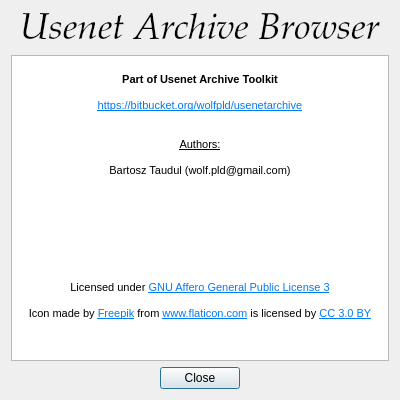
Qt form browser/about.ui (wolfpld/usenetarchive) before a commit.
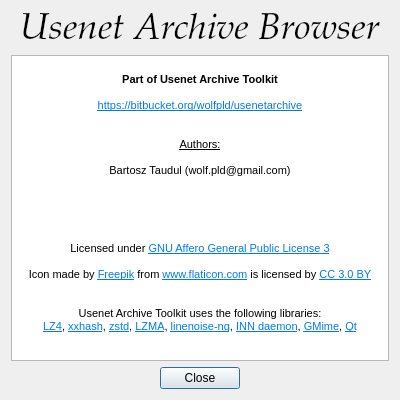
The same form after that commit.

Commit message: Add information about used libraries.

The edit to the form file:
```diff
--- a/browser/about.ui
+++ b/browser/about.ui
@@ -65,12 +65,13 @@
 &lt;p align=&quot;center&quot; style=&quot;-qt-paragraph-type:empty; margin-top:0px; margin-bottom:0px; margin-left:0px; margin-right:0px; -qt-block-indent:0; text-indent:0px;&quot;&gt;&lt;br /&gt;&lt;/p&gt;
 &lt;p align=&quot;center&quot; style=&quot;-qt-paragraph-type:empty; margin-top:0px; margin-bottom:0px; margin-left:0px; margin-right:0px; -qt-block-indent:0; text-indent:0px;&quot;&gt;&lt;br /&gt;&lt;/p&gt;
 &lt;p align=&quot;center&quot; style=&quot;-qt-paragraph-type:empty; margin-top:0px; margin-bottom:0px; margin-left:0px; margin-right:0px; -qt-block-indent:0; text-indent:0px;&quot;&gt;&lt;br /&gt;&lt;/p&gt;
-&lt;p align=&quot;center&quot; style=&quot;-qt-paragraph-type:empty; margin-top:0px; margin-bottom:0px; margin-left:0px; margin-right:0px; -qt-block-indent:0; text-indent:0px;&quot;&gt;&lt;br /&gt;&lt;/p&gt;
-&lt;p align=&quot;center&quot; style=&quot;-qt-paragraph-type:empty; margin-top:0px; margin-bottom:0px; margin-left:0px; margin-right:0px; -qt-block-indent:0; text-indent:0px;&quot;&gt;&lt;br /&gt;&lt;/p&gt;
-&lt;p align=&quot;center&quot; style=&quot;-qt-paragraph-type:empty; margin-top:0px; margin-bottom:0px; margin-left:0px; margin-right:0px; -qt-block-indent:0; text-indent:0px;&quot;&gt;&lt;br /&gt;&lt;/p&gt;
 &lt;p align=&quot;center&quot; style=&quot; margin-top:0px; margin-bottom:0px; margin-left:0px; margin-right:0px; -qt-block-indent:0; text-indent:0px;&quot;&gt;Licensed under &lt;a href=&quot;https://www.gnu.org/licenses/agpl-3.0.html&quot;&gt;&lt;span style=&quot; font-size:8pt; text-decoration: underline; color:#007af4;&quot;&gt;GNU Affero General Public License 3&lt;/span&gt;&lt;/a&gt;&lt;/p&gt;
 &lt;p align=&quot;center&quot; style=&quot;-qt-paragraph-type:empty; margin-top:0px; margin-bottom:0px; margin-left:0px; margin-right:0px; -qt-block-indent:0; text-indent:0px;&quot;&gt;&lt;br /&gt;&lt;/p&gt;
-&lt;p align=&quot;center&quot; style=&quot; margin-top:0px; margin-bottom:0px; margin-left:0px; margin-right:0px; -qt-block-indent:0; text-indent:0px;&quot;&gt;Icon made by &lt;a href=&quot;http://www.flaticon.com/authors/freepik&quot;&gt;&lt;span style=&quot; font-size:8pt; text-decoration: underline; color:#007af4;&quot;&gt;Freepik&lt;/span&gt;&lt;/a&gt; from &lt;a href=&quot;http://www.flaticon.com&quot;&gt;&lt;span style=&quot; font-size:8pt; text-decoration: underline; color:#007af4;&quot;&gt;www.flaticon.com&lt;/span&gt;&lt;/a&gt; is licensed by &lt;a href=&quot;http://creativecommons.org/licenses/by/3.0/&quot;&gt;&lt;span style=&quot; font-size:8pt; text-decoration: underline; color:#007af4;&quot;&gt;CC 3.0 BY&lt;/span&gt;&lt;/a&gt;&lt;/p&gt;&lt;/body&gt;&lt;/html&gt;</string>
+&lt;p align=&quot;center&quot; style=&quot; margin-top:0px; margin-bottom:0px; margin-left:0px; margin-right:0px; -qt-block-indent:0; text-indent:0px;&quot;&gt;Icon made by &lt;a href=&quot;http://www.flaticon.com/authors/freepik&quot;&gt;&lt;span style=&quot; font-size:8pt; text-decoration: underline; color:#007af4;&quot;&gt;Freepik&lt;/span&gt;&lt;/a&gt; from &lt;a href=&quot;http://www.flaticon.com&quot;&gt;&lt;span style=&quot; font-size:8pt; text-decoration: underline; color:#007af4;&quot;&gt;www.flaticon.com&lt;/span&gt;&lt;/a&gt; is licensed by &lt;a href=&quot;http://creativecommons.org/licenses/by/3.0/&quot;&gt;&lt;span style=&quot; font-size:8pt; text-decoration: underline; color:#007af4;&quot;&gt;CC 3.0 BY&lt;/span&gt;&lt;/a&gt;&lt;/p&gt;
+&lt;p align=&quot;center&quot; style=&quot;-qt-paragraph-type:empty; margin-top:0px; margin-bottom:0px; margin-left:0px; margin-right:0px; -qt-block-indent:0; text-indent:0px;&quot;&gt;&lt;br /&gt;&lt;/p&gt;
+&lt;p align=&quot;center&quot; style=&quot;-qt-paragraph-type:empty; margin-top:0px; margin-bottom:0px; margin-left:0px; margin-right:0px; -qt-block-indent:0; text-indent:0px;&quot;&gt;&lt;br /&gt;&lt;/p&gt;
+&lt;p align=&quot;center&quot; style=&quot; margin-top:0px; margin-bottom:0px; margin-left:0px; margin-right:0px; -qt-block-indent:0; text-indent:0px;&quot;&gt;Usenet Archive Toolkit uses the following libraries:&lt;/p&gt;
+&lt;p align=&quot;center&quot; style=&quot; margin-top:0px; margin-bottom:0px; margin-left:0px; margin-right:0px; -qt-block-indent:0; text-indent:0px;&quot;&gt;&lt;a href=&quot;https://github.com/Cyan4973/lz4&quot;&gt;&lt;span style=&quot; font-size:8pt; text-decoration: underline; color:#007af4;&quot;&gt;LZ4&lt;/span&gt;&lt;/a&gt;, &lt;a href=&quot;https://github.com/Cyan4973/xxHash&quot;&gt;&lt;span style=&quot; font-size:8pt; text-decoration: underline; color:#007af4;&quot;&gt;xxhash&lt;/span&gt;&lt;/a&gt;, &lt;a href=&quot;https://github.com/Cyan4973/zstd&quot;&gt;&lt;span style=&quot; font-size:8pt; text-decoration: underline; color:#007af4;&quot;&gt;zstd&lt;/span&gt;&lt;/a&gt;, &lt;a href=&quot;http://www.7-zip.org/sdk.html&quot;&gt;&lt;span style=&quot; font-size:8pt; text-decoration: underline; color:#007af4;&quot;&gt;LZMA&lt;/span&gt;&lt;/a&gt;, &lt;a href=&quot;https://github.com/arangodb/linenoise-ng&quot;&gt;&lt;span style=&quot; font-size:8pt; text-decoration: underline; color:#007af4;&quot;&gt;linenoise-ng&lt;/span&gt;&lt;/a&gt;, &lt;a href=&quot;https://www.eyrie.org/~eagle/software/inn/&quot;&gt;&lt;span style=&quot; font-size:8pt; text-decoration: underline; color:#007af4;&quot;&gt;INN daemon&lt;/span&gt;&lt;/a&gt;, &lt;a href=&quot;http://spruce.sourceforge.net/gmime/&quot;&gt;&lt;span style=&quot; font-size:8pt; text-decoration: underline; color:#007af4;&quot;&gt;GMime&lt;/span&gt;&lt;/a&gt;, &lt;a href=&quot;http://www.qt.io/&quot;&gt;&lt;span style=&quot; font-size:8pt; text-decoration: underline; color:#007af4;&quot;&gt;Qt&lt;/span&gt;&lt;/a&gt;&lt;/p&gt;&lt;/body&gt;&lt;/html&gt;</string>
        </property>
        <property name="textInteractionFlags">
         <set>Qt::TextBrowserInteraction</set>
```
